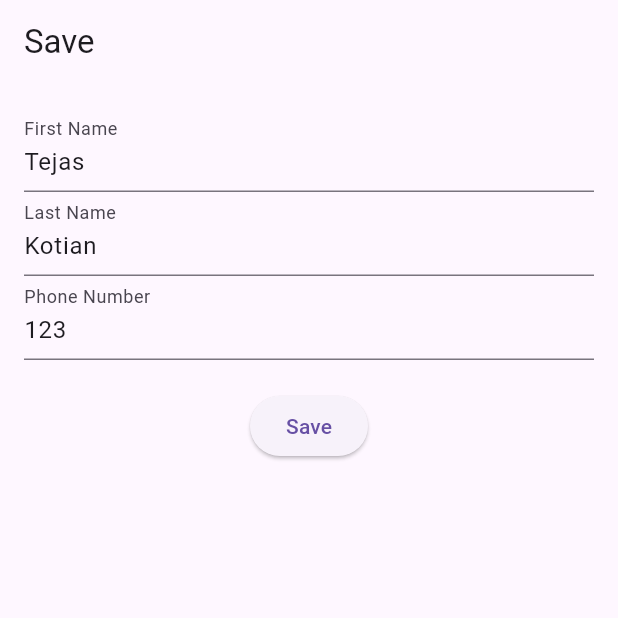
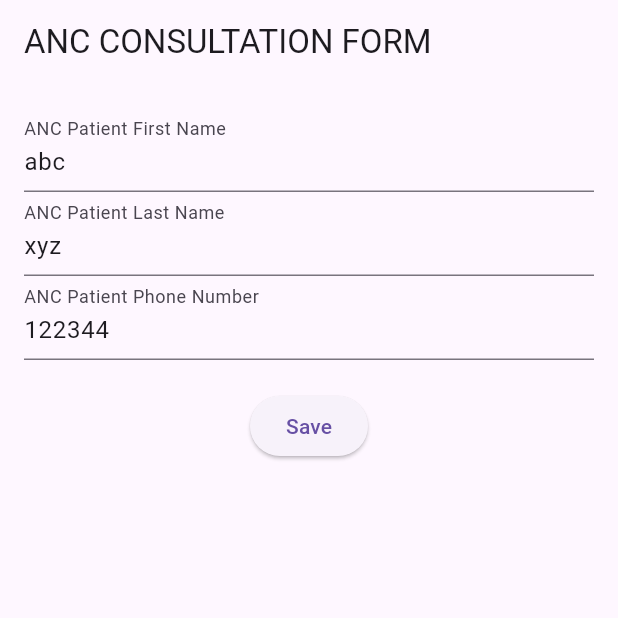
Before and after one commit to Tejas-Kotiann/consultationFormLibrary, a Flutter app: the screen it shows after launch, on a phone screen of 412 x 824 dp, the top half of it. Run offline on Flutter 3.47's test engine with Material 3 defaults, Android fonts, the phone set to English and light mode, and no system bars; drawn by our look-alikes of flutter_form_builder; our stand-ins replace equatable, form_builder_validators.

Commit message:
form libray publish

```diff
--- /dev/null
+++ b/lib/enums/form_type.dart
@@ -0,0 +1 @@
+enum FormType { anc, opd }
--- /dev/null
+++ b/lib/forms/_anc_consult_form.dart
@@ -0,0 +1,120 @@
+import 'package:flutter/material.dart';
+import 'package:flutter_form_builder/flutter_form_builder.dart';
+import 'package:form_builder_validators/form_builder_validators.dart';
+import '../adapters/consult-adapter.dart';
+import '../models/consult.dart';
+
+//This form know what to use from consult superset.
+class ANCConsultForm extends StatefulWidget {
+  final IConsultAdapter adapter;
+
+  const ANCConsultForm({super.key, required this.adapter});
+
+  @override
+  State<ANCConsultForm> createState() => _ANCConsultFormState();
+}
+
+class _ANCConsultFormState extends State<ANCConsultForm> {
+  final _formKey = GlobalKey<FormBuilderState>();
+  Future<Consult?>? _existingConsult;
+
+  @override
+  void initState() {
+    super.initState();
+    _loadExistingConsult();
+  }
+
+  Future<void> _loadExistingConsult() async {
+    setState(() {
+      _existingConsult = widget.adapter.load();
+    });
+  }
+
+  Future<void> _handleSubmit(Map<String, dynamic>? formValues) async {
+    try {
+      final newConsult = Consult(
+        firstName: formValues?['firstName'],
+        lastName: formValues?['lastName'],
+        phoneNumber: int.parse(formValues?['phoneNumber']),
+      );
+      await widget.adapter.save(newConsult);
+      if (!mounted) return;
+      ScaffoldMessenger.of(context).showSnackBar(
+        const SnackBar(content: Text('Consult Saved')),
+      );
+    } catch (error) {
+      if (!mounted) return;
+      ScaffoldMessenger.of(context).showSnackBar(
+        SnackBar(content: Text('Error: $error')),
+      );
+    }
+  }
+
+  @override
+  Widget build(BuildContext context) {
+    return Scaffold(
+      appBar: AppBar(
+        title: const Text('ANC CONSULTATION FORM'),
+      ),
+      body: FutureBuilder<Consult?>(
+        future: _existingConsult,
+        builder: (context, snapshot) {
+          if (snapshot.connectionState == ConnectionState.waiting) {
+            return const Center(child: CircularProgressIndicator());
+          } else if (snapshot.hasError) {
+            return Center(child: Text('Error: ${snapshot.error}'));
+          }
+
+          final existingConsult = snapshot.data;
+
+          return Padding(
+            padding: const EdgeInsets.all(16.0),
+            child: FormBuilder(
+              key: _formKey,
+              child: Column(
+                children: [
+                  FormBuilderTextField(
+                    name: 'firstName',
+                    initialValue: existingConsult?.firstName ?? '',
+                    decoration: const InputDecoration(
+                        labelText: 'ANC Patient First Name'),
+                    validator: FormBuilderValidators.required(),
+                  ),
+                  FormBuilderTextField(
+                    name: 'lastName',
+                    initialValue: existingConsult?.lastName ?? '',
+                    decoration: const InputDecoration(
+                        labelText: 'ANC Patient Last Name'),
+                    validator: FormBuilderValidators.required(),
+                  ),
+                  FormBuilderTextField(
+                    name: 'phoneNumber',
+                    initialValue: existingConsult?.phoneNumber.toString() ?? '',
+                    decoration: const InputDecoration(
+                        labelText: 'ANC Patient Phone Number'),
+                    keyboardType: TextInputType.number,
+                    validator: FormBuilderValidators.compose([
+                      FormBuilderValidators.required(),
+                      FormBuilderValidators.numeric(),
+                    ]),
+                  ),
+                  const SizedBox(height: 20),
+                  ElevatedButton(
+                    onPressed: () {
+                      if (_formKey.currentState?.saveAndValidate() ?? false) {
+                        final formValues = _formKey.currentState?.value;
+
+                        _handleSubmit(formValues);
+                      }
+                    },
+                    child: const Text('Save'),
+                  ),
+                ],
+              ),
+            ),
+          );
+        },
+      ),
+    );
+  }
+}
--- a/lib/forms/opd-consult-form.dart
+++ /dev/null
@@ -1,97 +0,0 @@
-import 'package:flutter/material.dart';
-import 'package:flutter_form_builder/flutter_form_builder.dart';
-import 'package:form_builder_validators/form_builder_validators.dart';
-import '../models/consult.dart';
-
-class OPDConsultForm extends StatefulWidget {
-  final Consult consultModel;
-  final Function(Consult) onSave;
-
-  const OPDConsultForm(
-      {super.key, required this.consultModel, required this.onSave});
-
-  @override
-  State<OPDConsultForm> createState() => _OPDConsultFormState();
-}
-
-class _OPDConsultFormState extends State<OPDConsultForm> {
-  final _formKey = GlobalKey<FormBuilderState>();
-
-  Future<void> _handleSubmit(Map<String, dynamic>? formValues) async {
-    try {
-      final phoneNumber = int.tryParse(formValues?['phoneNumber'] ?? '');
-      if (phoneNumber == null) {
-        throw 'Invalid phone number';
-      }
-
-      final newConsult = Consult(
-        firstName: formValues?['firstName'],
-        lastName: formValues?['lastName'],
-        phoneNumber: phoneNumber,
-      );
-
-      widget.onSave(newConsult);
-
-      if (!mounted) return;
-      ScaffoldMessenger.of(context).showSnackBar(
-        const SnackBar(content: Text('Consult Saved')),
-      );
-    } catch (error) {
-      if (!mounted) return;
-      ScaffoldMessenger.of(context).showSnackBar(
-        SnackBar(content: Text('Error: $error')),
-      );
-    }
-  }
-
-  @override
-  Widget build(BuildContext context) {
-    return Scaffold(
-      appBar: AppBar(
-        title: const Text('Save'),
-      ),
-      body: Padding(
-        padding: const EdgeInsets.all(16.0),
-        child: FormBuilder(
-          key: _formKey,
-          child: Column(
-            children: [
-              FormBuilderTextField(
-                name: 'firstName',
-                initialValue: widget.consultModel.firstName,
-                decoration: const InputDecoration(labelText: 'First Name'),
-                validator: FormBuilderValidators.required(),
-              ),
-              FormBuilderTextField(
-                name: 'lastName',
-                initialValue: widget.consultModel.lastName,
-                decoration: const InputDecoration(labelText: 'Last Name'),
-                validator: FormBuilderValidators.required(),
-              ),
-              FormBuilderTextField(
-                name: 'phoneNumber',
-                initialValue: widget.consultModel.phoneNumber.toString(),
-                decoration: const InputDecoration(labelText: 'Phone Number'),
-                keyboardType: TextInputType.number,
-                validator: FormBuilderValidators.compose([
-                  FormBuilderValidators.required(),
-                  FormBuilderValidators.numeric(),
-                ]),
-              ),
-              const SizedBox(height: 20),
-              ElevatedButton(
-                onPressed: () {
-                  if (_formKey.currentState?.saveAndValidate() ?? false) {
-                    final formValues = _formKey.currentState?.value;
-                    _handleSubmit(formValues);
-                  }
-                },
-                child: const Text('Save'),
-              ),
-            ],
-          ),
-        ),
-      ),
-    );
-  }
-}
--- /dev/null
+++ b/lib/hoc/form_renderer.dart
@@ -0,0 +1,32 @@
+import 'package:consultation_form_library/adapters/consult-adapter.dart';
+import 'package:consultation_form_library/forms/_anc_consult_form.dart';
+import 'package:consultation_form_library/forms/_opd_consult_form.dart';
+import 'package:flutter/material.dart';
+import '../enums/form_type.dart';
+
+class FormRenderer extends StatelessWidget {
+  final FormType formType;
+  final IConsultAdapter adapter;
+
+  const FormRenderer({
+    super.key,
+    required this.formType,
+    required this.adapter,
+  });
+
+  @override
+  Widget build(BuildContext context) {
+    switch (formType) {
+      case FormType.anc:
+        return ANCConsultForm(
+          adapter: adapter,
+        );
+      case FormType.opd:
+        return OPDConsultForm(
+          adapter: adapter,
+        );
+      default:
+        return const Center(child: Text('Invalid form type.'));
+    }
+  }
+}
--- a/lib/main.dart
+++ b/lib/main.dart
@@ -1,27 +1,62 @@
-import 'package:consultation_form_library/forms/opd-consult-form.dart';
+import 'package:consultation_form_library/enums/form_type.dart';
+import 'package:consultation_form_library/hoc/form_renderer.dart';
 import 'package:flutter/material.dart';
-
+import 'adapters/consult-adapter.dart';
 import 'models/consult.dart';
 
 void main() {
-  runApp(const MainApp());
+  runApp(MainApp());
+}
+
+class ConsultAdapter implements IConsultAdapter {
+  @override
+  Future<void> fetchTemplates() {
+    // TODO: implement fetchTemplates
+    throw UnimplementedError();
+  }
+
+  @override
+  Future<String> getConsultId() {
+    // TODO: implement getConsultId
+    throw UnimplementedError();
+  }
+
+  @override
+  Future<String> getPatientId() {
+    // TODO: implement getPatientId
+    throw UnimplementedError();
+  }
+
+  @override
+  Future<Consult?> load() async {
+    // TODO: implement load
+    return Future.value(
+        const Consult(firstName: "abc", lastName: "xyz", phoneNumber: 122344));
+    // throw UnimplementedError();
+  }
+
+  @override
+  Future<void> save(Consult item) async {
+    // TODO: implement save
+    print(
+        'FirstName: ${item.firstName} LastName: ${item.lastName} PhoneNumber: ${item.phoneNumber}');
+    // throw UnimplementedError();
+  }
+
+  @override
+  Future<void> saveTemplate() {
+    // TODO: implement saveTemplate
+    throw UnimplementedError();
+  }
 }
 
 class MainApp extends StatelessWidget {
-  const MainApp({super.key});
+  MainApp({super.key});
 
-  final Consult consult =
-      const Consult(firstName: "Tejas", lastName: "Kotian", phoneNumber: 123);
-  void handleConsultSave(Consult newConsult) {
-    // Handle the saved consult data here (e.g., save it to a database)
-    print(
-        'Consult saved: ${newConsult.firstName}, ${newConsult.lastName},${newConsult.phoneNumber}');
-  }
-
+  final IConsultAdapter adapter = ConsultAdapter();
   @override
   Widget build(BuildContext context) {
     return MaterialApp(
-      home: OPDConsultForm(consultModel: consult, onSave: handleConsultSave),
-    );
+        home: FormRenderer(formType: FormType.anc, adapter: adapter));
   }
 }
```
Also changed, not shown: lib/adapters/consult-adapter.dart (added, +11 -0 lines), lib/forms/_opd_consult_form.dart (added, +120 -0 lines), pubspec.yaml (+3 -4 lines), pubspec.lock, 3 other files.
